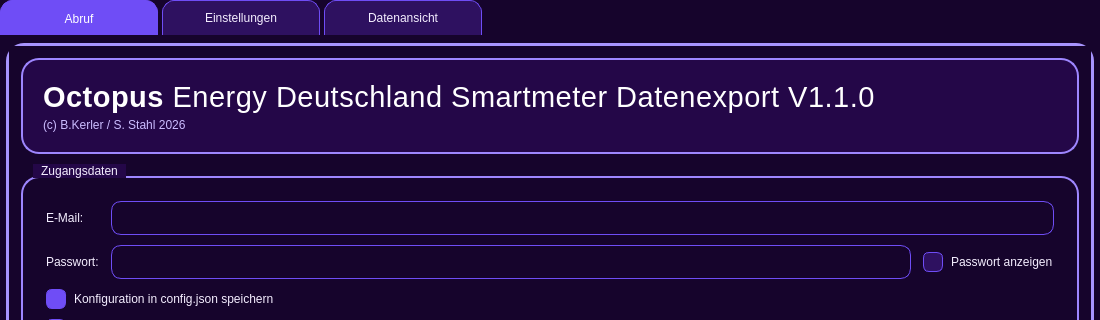
The window that octopusdetool/octopusdetool_gui.ui (bkerler/octopusdetool) describes before a commit, drawn with Qt 5; both pictures show x 0 to 1100 and y 0 to 320 of the 1100 by 860 pixel window.
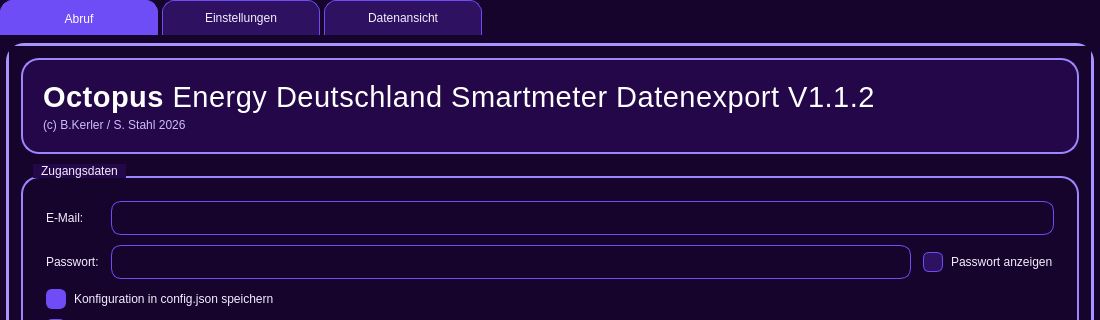
The same window after the commit.

The edit to the form file:
```diff
--- a/octopusdetool/octopusdetool_gui.ui
+++ b/octopusdetool/octopusdetool_gui.ui
@@ -482,7 +482,7 @@
               <item>
                <widget class="QLabel" name="heroTitleLabel">
                 <property name="text">
-                 <string>&lt;html&gt;&lt;head/&gt;&lt;body&gt;&lt;p&gt;&lt;span style=&quot;font-family:'Ubuntu Sans'; font-size:22pt; font-weight:700; color:#ffffff;&quot;&gt;Octopus&lt;/span&gt;&lt;span style=&quot;font-family:'Ubuntu Sans'; font-size:22pt; font-weight:300; color:#ffffff;&quot;&gt; Energy Deutschland Smartmeter Datenexport V1.1.0&lt;/span&gt;&lt;/p&gt;&lt;/body&gt;&lt;/html&gt;</string>
+                 <string>&lt;html&gt;&lt;head/&gt;&lt;body&gt;&lt;p&gt;&lt;span style=&quot;font-family:'Ubuntu Sans'; font-size:22pt; font-weight:700; color:#ffffff;&quot;&gt;Octopus&lt;/span&gt;&lt;span style=&quot;font-family:'Ubuntu Sans'; font-size:22pt; font-weight:300; color:#ffffff;&quot;&gt; Energy Deutschland Smartmeter Datenexport V1.1.2&lt;/span&gt;&lt;/p&gt;&lt;/body&gt;&lt;/html&gt;</string>
                 </property>
                 <property name="wordWrap">
                  <bool>true</bool>
```
Left out of the diff: 4 changed lines with no effect on the pictures.
